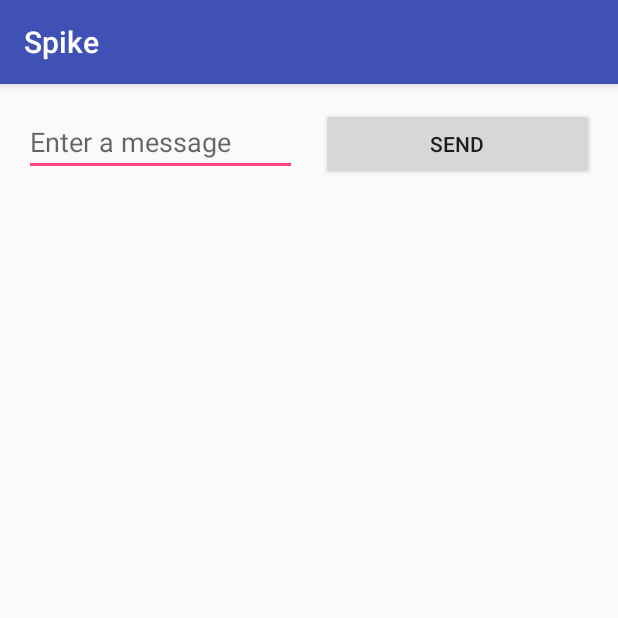
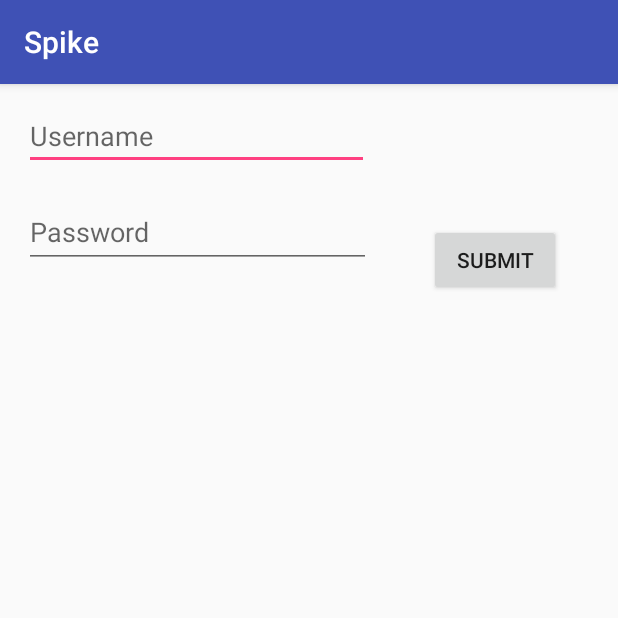
Before and after one commit to r00b/simple-android-app, an Android app: the screen it shows after launch (MainActivity), on a phone screen of 412 x 824 dp, the top half of it. Run offline under Robolectric (Android 15) with nearby library versions, the phone set to English and light mode, and no system bars.

Commit message:
add functionality for log in and view content

```diff
--- a/app/src/main/java/spike/spike/MainActivity.java
+++ b/app/src/main/java/spike/spike/MainActivity.java
@@ -1,13 +1,61 @@
 package spike.spike;
 
+import android.content.Intent;
 import android.support.v7.app.AppCompatActivity;
 import android.os.Bundle;
+import android.util.Log;
+import android.view.View;
+import android.widget.EditText;
+
+import java.util.HashMap;
+import java.util.Map;
 
 public class MainActivity extends AppCompatActivity {
+
+    public static final String EXTRA_MESSAGE = "";
+
+    public static Map<String, User> users;
 
     @Override
     protected void onCreate(Bundle savedInstanceState) {
         super.onCreate(savedInstanceState);
         setContentView(R.layout.activity_main);
+        createUsers();
+    }
+
+    public void createUsers() {
+        users = new HashMap<>();
+        User rob = new User("rsteilberg", "pass1");
+        rob.setSecret("My credit card number is 1234567890!");
+        users.put(rob.getUsername(), rob);
+
+        User robert = new User("rcd", "pass2");
+        robert.setSecret("My social security number is 000-00-0000.");
+        users.put(robert.getUsername(), robert);
+
+        User filip = new User("fjm7", "pass3");
+        filip.setSecret("I am a loser...");
+        users.put(filip.getUsername(), filip);
+    }
+
+    /** Called when the user taps the Send button */
+    public void sendMessage(View view) {
+        Intent intent = new Intent(this, DisplayMessageActivity.class);
+
+        EditText usernameEditText = (EditText) findViewById(R.id.username);
+        EditText passwordEditText = (EditText) findViewById(R.id.password);
+        String username = usernameEditText.getText().toString();
+        String password = passwordEditText.getText().toString();
+
+        User user = users.get(username);
+
+        if (user == null) {
+            intent.putExtra(EXTRA_MESSAGE, "No user with the username " + username + " was found!");
+        } else {
+            intent.putExtra(EXTRA_MESSAGE, user.getSecret(password));
+        }
+        startActivity(intent);
     }
 }
+
+// https://developer.android.com/training/basics/firstapp/starting-activity.html#run
--- /dev/null
+++ b/app/src/main/java/spike/spike/User.java
@@ -0,0 +1,34 @@
+package spike.spike;
+
+/**
+ * @author Robert Steilberg
+ */
+
+class User {
+
+    private String username;
+    private String password;
+    private String secret;
+
+    User(String username, String password) {
+        this.username = username;
+        this.password = password;
+        this.secret = "I haven't set my secret yet :)";
+    }
+
+    String getUsername() {
+        return username;
+    }
+
+    void setSecret(String secret) {
+        this.secret = secret;
+    }
+
+    String getSecret(String givenPassword) {
+        if (givenPassword.equals(this.password)) {
+            return "Log in successful, now displaying secret: \n" + this.secret;
+        } else {
+            return "Wrong password!";
+        }
+    }
+}
--- a/app/src/main/res/layout/activity_main.xml
+++ b/app/src/main/res/layout/activity_main.xml
@@ -7,26 +7,51 @@
     tools:context="spike.spike.MainActivity">
 
     <EditText
-        android:id="@+id/editText"
-        android:layout_width="0dp"
-        android:layout_height="wrap_content"
+        android:id="@+id/username"
+        android:layout_width="230dp"
+        android:layout_height="41dp"
+        android:layout_marginLeft="16dp"
         android:layout_marginTop="16dp"
         android:ems="10"
-        android:hint="@string/edit_message"
+        android:hint="@string/username"
         android:inputType="textPersonName"
+        app:layout_constraintHorizontal_bias="0.0"
+        app:layout_constraintLeft_toLeftOf="parent"
         app:layout_constraintTop_toTopOf="parent"
-        app:layout_constraintRight_toLeftOf="@+id/button"
+        android:layout_marginStart="16dp"
+        android:layout_marginRight="8dp"
+        app:layout_constraintRight_toRightOf="parent" />
+
+    <EditText
+        android:id="@+id/password"
+        android:layout_width="231dp"
+        android:layout_height="48dp"
         android:layout_marginLeft="16dp"
-        app:layout_constraintLeft_toLeftOf="parent" />
+        android:ems="10"
+        android:fontFamily="sans-serif"
+        android:hint="@string/password"
+        android:inputType="textPassword"
+        app:layout_constraintHorizontal_chainStyle="spread_inside"
+        app:layout_constraintLeft_toLeftOf="parent"
+        app:layout_constraintHorizontal_bias="0.0"
+        android:layout_marginStart="16dp"
+        android:layout_marginTop="17dp"
+        app:layout_constraintTop_toBottomOf="@+id/username"
+        android:layout_marginRight="8dp"
+        app:layout_constraintRight_toRightOf="parent" />
 
     <Button
         android:id="@+id/button"
-        android:layout_width="0dp"
-        android:layout_height="wrap_content"
+        android:layout_width="88dp"
+        android:layout_height="48dp"
+        android:onClick="sendMessage"
         android:text="@string/button_send"
-        app:layout_constraintBaseline_toBaselineOf="@+id/editText"
-        app:layout_constraintLeft_toRightOf="@+id/editText"
+        app:layout_constraintTop_toTopOf="parent"
+        app:layout_constraintBottom_toBottomOf="parent"
         app:layout_constraintRight_toRightOf="parent"
-        android:layout_marginLeft="16dp"
-        android:layout_marginRight="16dp" />
+        app:layout_constraintVertical_bias="0.12"
+        app:layout_constraintLeft_toRightOf="@+id/password"
+        android:layout_marginLeft="8dp"
+        android:layout_marginRight="8dp"
+        android:layout_marginTop="8dp" />
 </android.support.constraint.ConstraintLayout>
--- a/app/src/main/res/values/strings.xml
+++ b/app/src/main/res/values/strings.xml
@@ -1,5 +1,6 @@
 <resources>
     <string name="app_name">Spike</string>
-    <string name="edit_message">Enter a message</string>
-    <string name="button_send">Send</string>
+    <string name="button_send">Submit</string>
+    <string name="password">Password</string>
+    <string name="username">Username</string>
 </resources>
```
Also changed, not shown: app/src/main/AndroidManifest.xml (+7 -0 lines), app/src/main/java/spike/spike/DisplayMessageActivity.java (added, +23 -0 lines), app/src/main/res/layout/activity_display_message.xml (added, +24 -0 lines).
